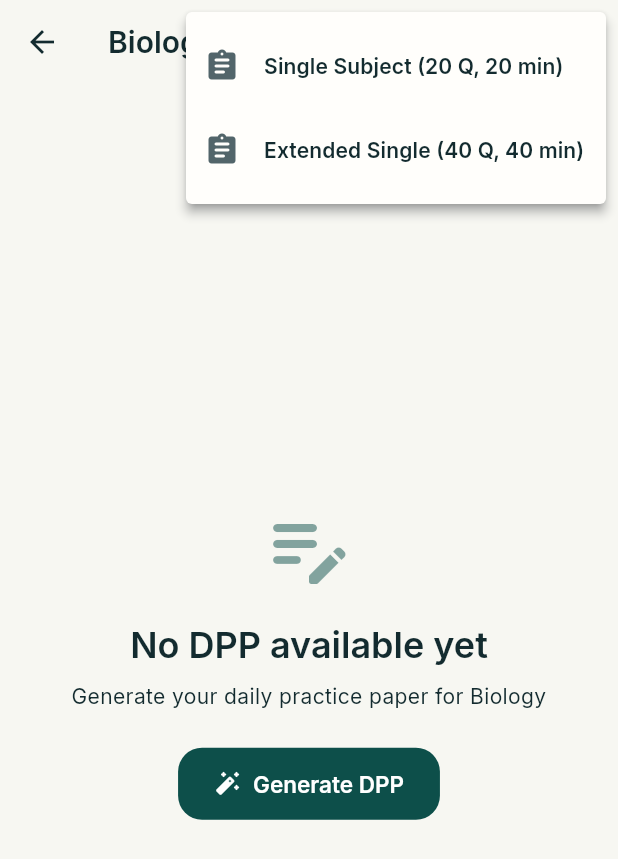
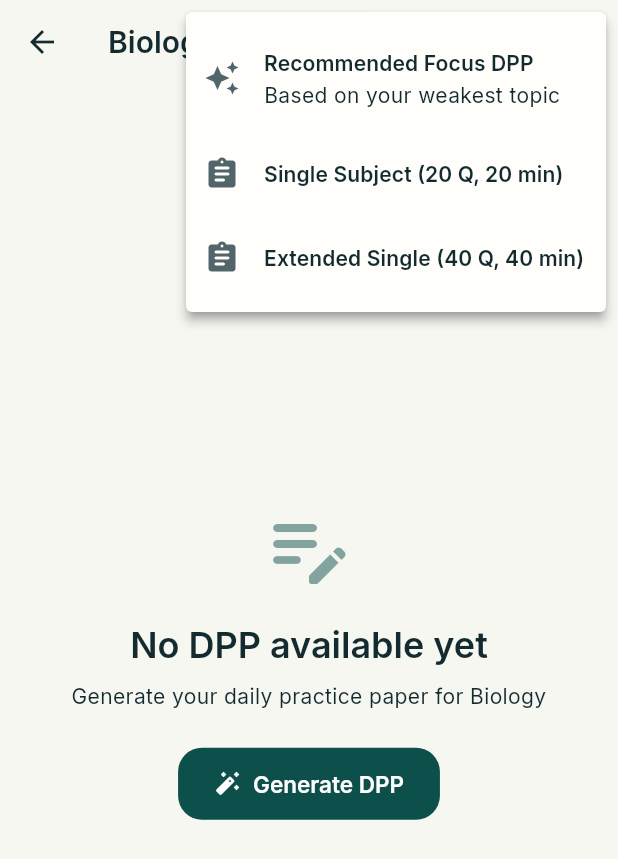
Before and after one commit to AnkarIIT/Mitosis, a Flutter app: the DppScreen screen opened directly with empty values, after a tap on the "add" icon, on a phone screen of 412 x 824 dp. Shown: the top 859 px of the screen. Run offline on Flutter 3.47's test engine with Material 3 defaults, Android fonts, the light colour scheme and no system bars; our stand-ins replace confetti, drift, file_picker, fl_chart, flutter_animate, flutter_dotenv and 17 more; missing offline and left inert: syncfusion_flutter_pdf, syncfusion_flutter_pdfviewer, tflite_flutter; accounts and stored records are empty; generated files the repository leaves out were written again.

Commit message:
chore: update lib/features/dpp/dpp_screen.dart

```diff
--- a/lib/features/dpp/dpp_screen.dart
+++ b/lib/features/dpp/dpp_screen.dart
@@ -2,8 +2,10 @@
 import 'package:flutter_riverpod/flutter_riverpod.dart';
 import 'package:go_router/go_router.dart';
 import '../../core/providers/content_providers.dart';
+import '../../core/providers/user_providers.dart';
 import '../../core/models/subject_model.dart';
 import '../../core/services/dpp_engine.dart';
+import '../../core/utils/answer_normalizer.dart';
 import '../../core/theme/app_colors.dart';
 import '../../core/theme/app_theme.dart';
 import '../../core/theme/tokens.dart';
@@ -49,6 +51,17 @@
 
       if (result.questions.isNotEmpty) {
         setState(() => _currentResult = result);
+        if (result.isShortage) {
+          ScaffoldMessenger.of(context).showSnackBar(
+            SnackBar(
+              content: Text(
+                'Only ${result.questions.length} of ${result.requestedQuestions} '
+                'questions are available. This paper is shorter than requested.',
+              ),
+              backgroundColor: AppColors.warning,
+            ),
+          );
+        }
         await _startDpp(result, config);
       } else {
         ScaffoldMessenger.of(context).showSnackBar(
@@ -100,6 +113,18 @@
             tooltip: 'Generate DPP',
             onSelected: (config) => _generateDpp(config),
             itemBuilder: (context) => [
+              if (ref.read(learningRecommendationsProvider).isNotEmpty)
+                PopupMenuItem(
+                  value: DppConfig.fromRecommendation(
+                    ref.read(learningRecommendationsProvider).first,
+                  ),
+                  child: const ListTile(
+                    leading: Icon(Icons.auto_awesome),
+                    title: Text('Recommended Focus DPP'),
+                    subtitle: Text('Based on your weakest topic'),
+                    contentPadding: EdgeInsets.zero,
+                  ),
+                ),
               PopupMenuItem(
                 value: DppConfig.single(subject: widget.subject),
                 child: const ListTile(
@@ -125,16 +150,7 @@
                   widget.subject == 'Chemistry' ||
                   widget.subject == 'Biology')
                 PopupMenuItem(
-                  value: DppConfig.mixed(
-                    subjects: const ['Physics', 'Chemistry', 'Biology'],
-                    weights: const {
-                      'Physics': 45,
-                      'Chemistry': 45,
-                      'Biology': 90,
-                    },
-                    totalQuestions: 180,
-                    durationMinutes: 180,
-                  ),
+                  value: DppConfig.neetPattern(),
                   child: const ListTile(
                     leading: Icon(Icons.science_rounded),
                     title: Text('NEET Pattern (180 Q, 180 min)'),
@@ -204,7 +220,7 @@
     final isCompleted = dppSet.isCompleted;
     final duration = dppSet.durationMinutes ?? 20;
 
-    final subjectBreakdown = _calculateSubjectBreakdown(result);
+    final subjectBreakdown = _calculateSubjectBreakdown();
 
     return SingleChildScrollView(
       padding: const EdgeInsets.all(16),
@@ -363,7 +379,10 @@
                           ...q.options.asMap().entries.map((entry) {
                             final idx = entry.key;
                             final option = entry.value;
-                            final isCorrect = idx.toString() == q.correctAnswer;
+                            final isCorrect = AnswerNormalizer.isCorrect(
+                              option,
+                              q,
+                            );
                             return Padding(
                               padding: const EdgeInsets.symmetric(vertical: 4),
                               child: Row(
@@ -449,16 +468,10 @@
     );
   }
 
-  Map<String, Map<String, int>> _calculateSubjectBreakdown(DppResult result) {
-    final breakdown = <String, Map<String, int>>{};
-    for (final q in result.questions) {
-      breakdown.putIfAbsent(
-        q.subject,
-        () => {'total': 0, 'correct': 0, 'incorrect': 0, 'unattempted': 0},
-      );
-      breakdown[q.subject]!['total'] = breakdown[q.subject]!['total']! + 1;
-    }
-    return breakdown;
+  Map<String, Map<String, int>> _calculateSubjectBreakdown() {
+    // Per-question answers are owned by DppAttemptScreen and are not part of
+    // DppResult. Do not render a fabricated 0-correct breakdown.
+    return const {};
   }
 
   Color _subjectColor(String subject) {
```
